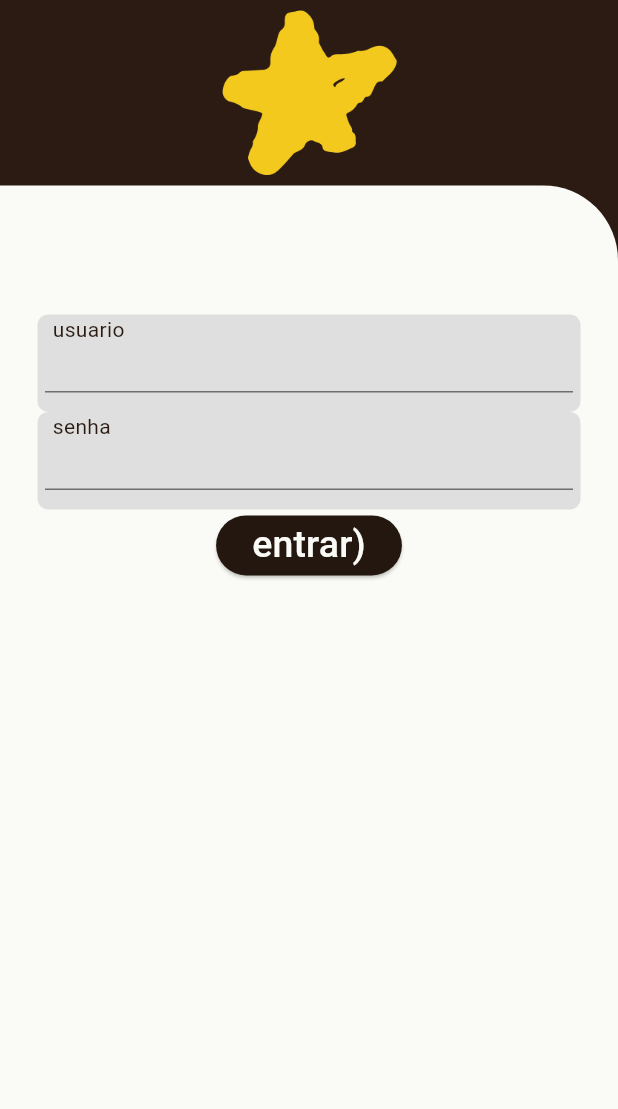
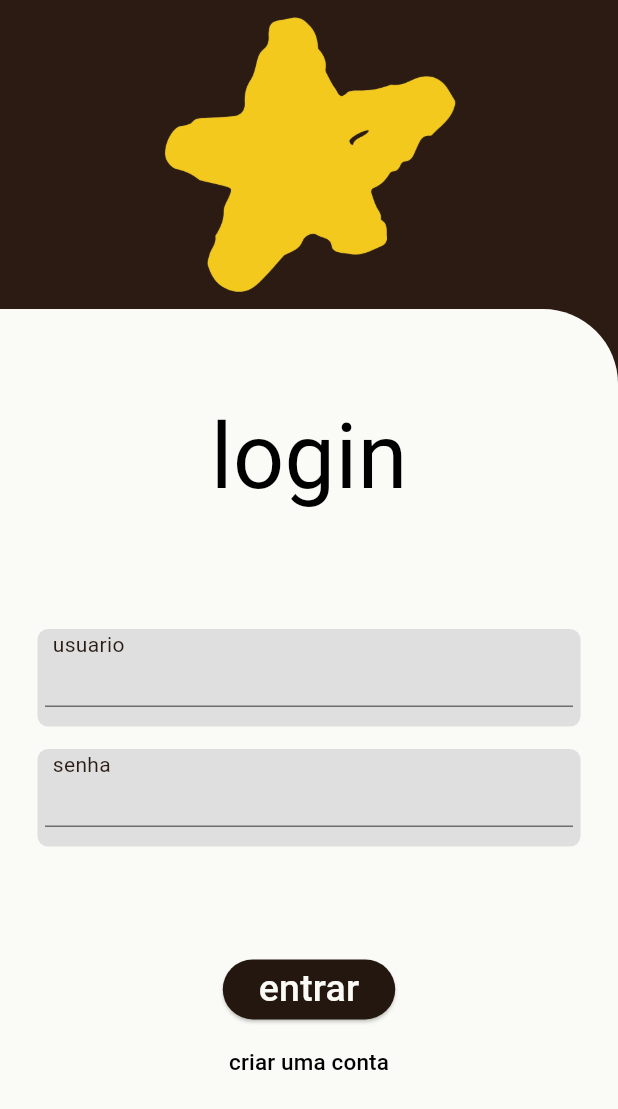
Before and after one commit to pirespsps/pintassilgo, a Flutter app: the Login screen opened directly, on a phone screen of 412 x 824 dp. Shown: the top 1109 px of the screen. Run offline on Flutter 3.47's test engine with Material 3 defaults, Android fonts, the phone set to English and light mode, and no system bars; our stand-ins replace camera, google_fonts, sqflite; accounts and stored records are empty.

Commit message:
Arrumando login

```diff
--- a/lib/main.dart
+++ b/lib/main.dart
@@ -1,6 +1,7 @@
 import 'package:flutter/material.dart';
 import 'package:pintassilgo/components/appbar.dart';
 import 'package:pintassilgo/components/pasta.dart';
+import 'package:pintassilgo/views/login.dart';
 
 const AMARELO = Color.fromARGB(255, 255, 213, 42);//"#ffd52a"
 
@@ -31,7 +32,7 @@
       theme: ThemeData(
         colorScheme: ColorScheme(surface: MARROM, primary: BRANCO, secondary: MARROM_CLARO, brightness: Brightness.light, error: VERMELHO, onError: BRANCO, onPrimary: Colors.black, onSecondary: BRANCO, onSurface: BRANCO),
       ),
-      home: MyHomePage(),
+      home: Login(),
     );
   }
 }
--- a/lib/views/login.dart
+++ b/lib/views/login.dart
@@ -27,19 +27,20 @@
 
     Size size = MediaQuery.of(context).size;
 
-    return Column(
+    return Scaffold(
+      body: Column(
         crossAxisAlignment: CrossAxisAlignment.center,
         mainAxisAlignment: MainAxisAlignment.spaceEvenly,
         children: [
           SizedBox(
-          height: size.height * 15 / 100,
+            height: size.height * 25 / 100,
             width: size.width,
             child: Center(
               child: Image(image: AssetImage('images/icon.jpg'),),
             ),
           ),
           SizedBox(
-          height: size.height * 85 / 100,
+            height: size.height * 75 / 100,
             width: size.width,
             child: Container(
               decoration: BoxDecoration(
@@ -49,10 +50,16 @@
               child: Form(
                 key: _formKey,
                 child: Column(
+                  spacing: 15,
                   children: [
-                  Center(child: Text('login', style: TextStyle( fontSize: 60, color: Theme.of(context).colorScheme.primary, decoration: TextDecoration.none)),),
-                  Center(
-                    child: Field(
+                    SizedBox(
+                      height: size.width * 10/100,
+                    ),
+                    Text('login', style: TextStyle( fontSize: 60, color: Theme.of(context).colorScheme.onPrimary, decoration: TextDecoration.none)),
+                    SizedBox(
+                      height: size.width * 10/100,
+                    ),
+                    Field(
                       text: "usuario",
                       fieldController: _nomeController,
                       width: size.width - 50,
@@ -68,11 +75,10 @@
                         }
                       },
                     ),
-                  ),
-                Center(
-                  child: Field(
+                    Field(
                       text: "senha",
                       fieldController: _senhaController,
+
                       width: size.width - 50,
                       height: 65,
                       validator: (value){
@@ -86,30 +92,36 @@
                         }
                       },
                     ),
+                    SizedBox(
+                      height: size.width * 10/100,
                     ),
-                Center(
-                  child: ElevatedButton(
+                    Column(
+                      mainAxisAlignment: MainAxisAlignment.end,
+                      children: [
+                        ElevatedButton(
                           style: ButtonStyle(
                             backgroundColor: WidgetStatePropertyAll(Theme.of(context).colorScheme.secondary)
                           ),
-                    child: Text("entrar)",
+                          child: Text("entrar",
                             style: TextStyle(fontSize: 25),
                           ),
                           onPressed: () async {
                             //entrar no site
                           },
                         ),
+                        TextButton(
+                          child: Text("criar uma conta",
+                            style: TextStyle(
+                              fontSize: 15,
+                              color: Theme.of(context).colorScheme.onPrimary
                             ),
-                Center(
-                  child: TextButton(
-                    child: Text("criar uma conta",
-                      style: TextStyle(fontSize: 15),
                           ),
                           onPressed: () async {
                             Navigator.push(context,
-                      MaterialPageRoute(builder: (context) => const Registro(),),);
+                            MaterialPageRoute(builder: (context) => Registro(),),);
                           },
                         ),
+                      ],
                     )
                   ],
                 ),
@@ -117,6 +129,7 @@
             ),
           ),
         ],
+      ),
     );
   }
 }
```
Lines whose indentation alone changed are shown as unchanged.
